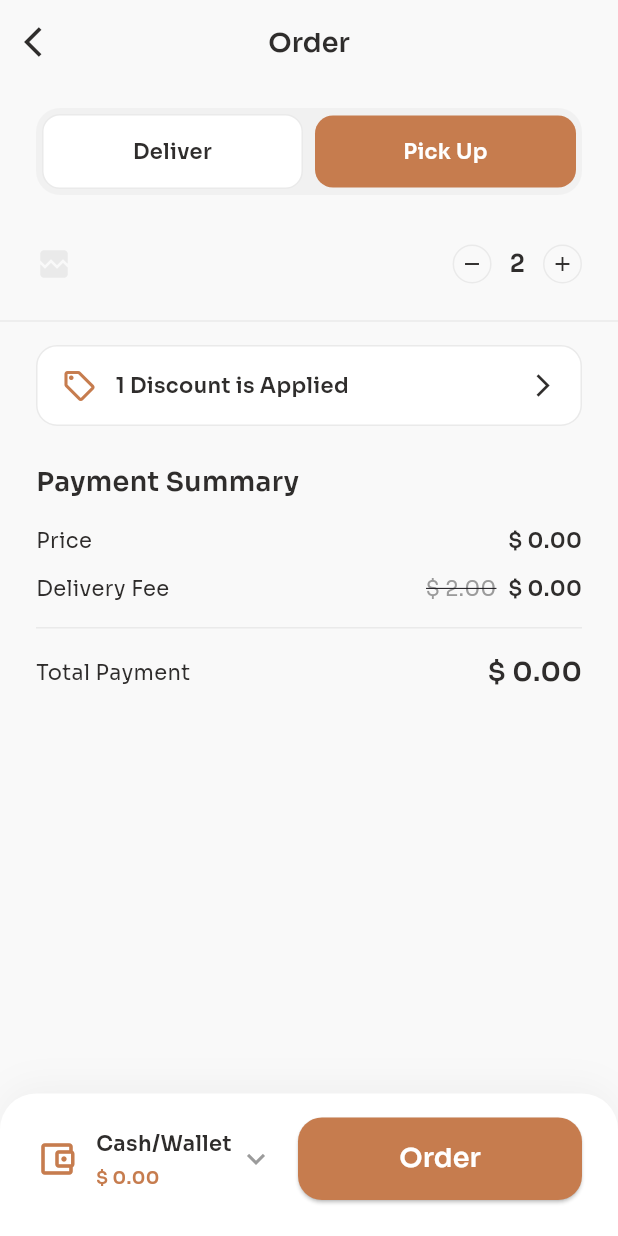
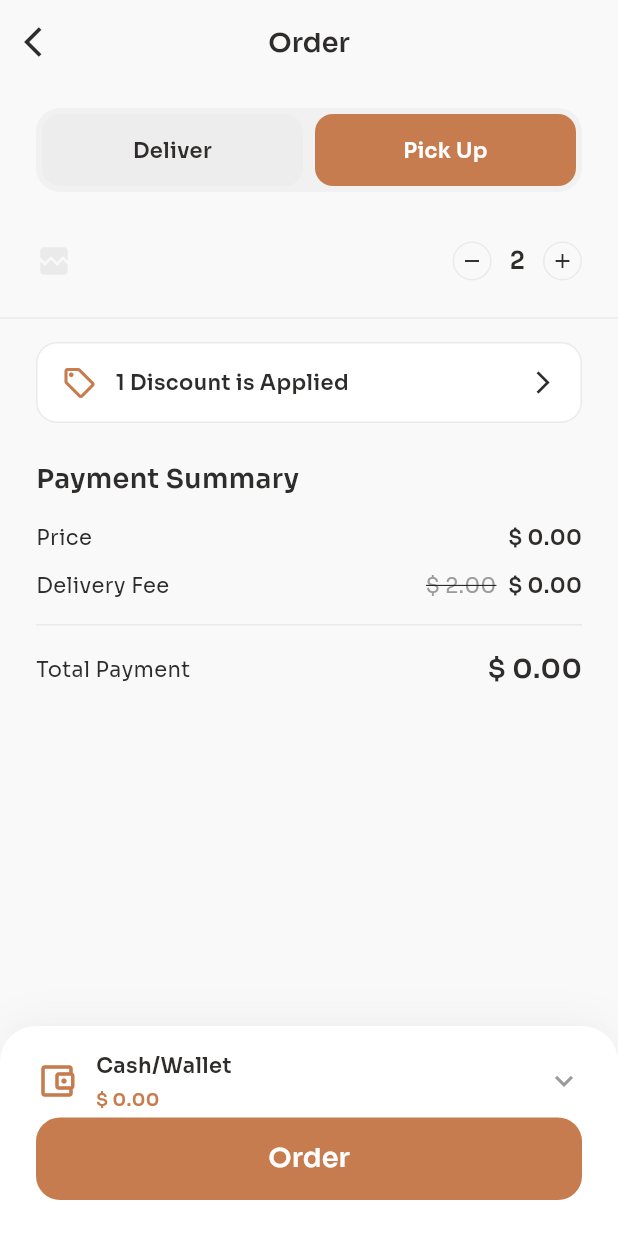
Before and after one commit to salahaldeenalmamary/flutter_test, a Flutter app: the OrderScreen screen opened directly with empty values, after a tap on "Pick Up", after a tap on the "add" icon, on a phone screen of 412 x 824 dp. Run offline on Flutter 3.47's test engine with Material 3 defaults, Android fonts, the phone set to English and light mode, and no system bars; our stand-ins replace flutter_hooks, google_fonts; network calls fail.

Commit message:
some fix on ui

```diff
--- a/lib/stc/models/order.dart
+++ b/lib/stc/models/order.dart
@@ -3,10 +3,10 @@ import 'package:webapp/stc/models/coffee_model.dart';
 enum DeliveryOption { deliver, pickUp }
 class Order {
   final Coffee item;
-  int quantity;
-  DeliveryOption deliveryOption;
-  double deliveryFee;
-  double discount;
+  final int quantity;
+  final DeliveryOption deliveryOption;
+  final double deliveryFee;
+  final double discount;
 
   Order({
     required this.item,
@@ -15,6 +15,22 @@ class Order {
     this.deliveryFee = 1.0,
     this.discount = 0.0,
   });
+
+  Order copyWith({
+    Coffee? item,
+    int? quantity,
+    DeliveryOption? deliveryOption,
+    double? deliveryFee,
+    double? discount,
+  }) {
+    return Order(
+      item: item ?? this.item,
+      quantity: quantity ?? this.quantity,
+      deliveryOption: deliveryOption ?? this.deliveryOption,
+      deliveryFee: deliveryFee ?? this.deliveryFee,
+      discount: discount ?? this.discount,
+    );
+  }
 
   double get subtotal => item.price * quantity;
 
--- a/lib/stc/pages/home/home_screen.dart
+++ b/lib/stc/pages/home/home_screen.dart
@@ -44,7 +44,21 @@ class HomeScreen extends HookWidget {
               rating: 4.7,
               imageUrl:
                   'https://cdn.pixabay.com/photo/2017/09/04/18/39/coffee-2714970_1280.jpg')
-        ]);
+
+       ,  Coffee(
+              name: 'Cappuccino',
+              type: 'Steamed Milk',
+              price: 5.10,
+              rating: 4.9,
+              imageUrl:
+                  'https://cdn.pixabay.com/photo/2017/09/04/18/39/coffee-2714970_1280.jpg'),
+          Coffee(
+              name: 'Latte',
+              type: 'Espresso',
+              price: 4.80,
+              rating: 4.7,
+              imageUrl:
+                  'https://cdn.pixabay.com/photo/2017/09/04/18/39/coffee-2714970_1280.jpg')]);
 
     return Scaffold(
       backgroundColor: ColorTheme.background,
@@ -60,7 +74,7 @@ class HomeScreen extends HookWidget {
           const SliverToBoxAdapter(child: PromoBanner()),
           SliverPersistentHeader(
             pinned: true,
-            floating: true,
+
             delegate: SliverCategoryHeaderDelegate(
               child: CategoryTabs(
                 categories: categories,
--- a/lib/stc/pages/onboarding_screen.dart
+++ b/lib/stc/pages/onboarding_screen.dart
@@ -46,7 +46,7 @@ class OnboardingScreen extends HookWidget {
         gradient: LinearGradient(
           colors: [
             Colors.transparent,
-            ColorTheme.darkBackground.withOpacity(0.3),
+            ColorTheme.grey.withOpacity(0.1),
             ColorTheme.darkBackground,
           ],
           begin: Alignment.topCenter,
--- a/lib/stc/pages/order/order_screen.dart
+++ b/lib/stc/pages/order/order_screen.dart
@@ -30,13 +30,8 @@ class OrderScreen extends HookWidget {
           DeliveryToggle(
             selectedOption: order.value.deliveryOption,
             onOptionSelected: (option) {
-              order.value = Order(
-                item: order.value.item,
-                quantity: order.value.quantity,
-                deliveryOption: option,
-                deliveryFee: order.value.deliveryFee,
-                discount: order.value.discount,
-              );
+             order.value = order.value.copyWith(deliveryOption: option);
+
             },
           ),
           Gap.h24,
@@ -49,13 +44,8 @@ class OrderScreen extends HookWidget {
             quantity: order.value.quantity,
             onQuantityChanged: (newQuantity) {
               if (newQuantity >= 1) {
-                order.value = Order(
-                  item: order.value.item,
-                  quantity: newQuantity,
-                  deliveryOption: order.value.deliveryOption,
-                  deliveryFee: order.value.deliveryFee,
-                  discount: order.value.discount,
-                );
+               order.value = order.value.copyWith(quantity: newQuantity);
+
               }
             },
           ),
--- a/lib/stc/pages/order/widget/bottom_order_bar.dart
+++ b/lib/stc/pages/order/widget/bottom_order_bar.dart
@@ -3,7 +3,6 @@ import 'package:webapp/stc/core/extensions/navigation_extension.dart';
 
 import '../../../router/route_manager.dart';
 import '../../../theme/app_styles.dart';
-
 
 class BottomOrderBar extends StatelessWidget {
   final double totalPrice;
@@ -26,7 +25,11 @@ class BottomOrderBar extends StatelessWidget {
           )
         ],
       ),
-      child: Row(
+      child: Column(
+        mainAxisSize: MainAxisSize.min,
+        crossAxisAlignment: CrossAxisAlignment.stretch,
+        children: [
+          Row(
             children: [
               const Icon(Icons.account_balance_wallet_outlined,
                   color: ColorTheme.primary, size: 28),
@@ -37,30 +40,36 @@ class BottomOrderBar extends StatelessWidget {
                   crossAxisAlignment: CrossAxisAlignment.start,
                   children: [
                     Text('Cash/Wallet',
-                    style:
-                        FontTheme.body.copyWith(fontWeight: FontWeight.w600)),
+                        style: FontTheme.body
+                            .copyWith(fontWeight: FontWeight.w600)),
                     Gap.h4,
                     Text('\$ ${totalPrice.toStringAsFixed(2)}',
                         style: FontTheme.subtitle.copyWith(
                             color: ColorTheme.primary,
                             fontWeight: FontWeight.w600)),
+
+                    // For payment method selection
                   ],
                 ),
               ),
-          const Icon(Icons.keyboard_arrow_down,
-              color: ColorTheme.textSecondary), // For payment method selection
-          Gap.w16,
-          Expanded(
-            flex: 2,
-            child: ElevatedButton(
+              const Align(
+                alignment: Alignment.topRight,
+                child: Icon(Icons.keyboard_arrow_down,
+                    color: ColorTheme.textSecondary),
+              ),
+            ],
+          ),
+          Gap.h4,
+          FilledButton(
             onPressed: () {
               context.pushNamed(
                 RouteManager.deliveryRoute,
               );
             },
-              style: ElevatedButton.styleFrom(
+            style: FilledButton.styleFrom(
               backgroundColor: ColorTheme.primary,
               padding: const EdgeInsets.symmetric(vertical: 16),
+
               shape: RoundedRectangleBorder(
                 borderRadius: BorderRadius.circular(16),
               ),
@@ -73,7 +82,6 @@ class BottomOrderBar extends StatelessWidget {
                   .copyWith(color: ColorTheme.textLight, fontSize: 18),
             ),
           ),
-          ),
         ],
       ),
     );
--- a/lib/stc/pages/order/widget/delivery_toggle.dart
+++ b/lib/stc/pages/order/widget/delivery_toggle.dart
@@ -23,9 +23,9 @@ class DeliveryToggle extends StatelessWidget {
         width: buttonWidth,
         padding: const EdgeInsets.symmetric(vertical: 14),
         decoration: BoxDecoration(
-            color: isSelected ? ColorTheme.primary : ColorTheme.cardBackground,
+            color: isSelected ? ColorTheme.primary : ColorTheme.grey.withOpacity(0.5),
             borderRadius: BorderRadius.circular(12),
-            border: isSelected ? null : Border.all(color: ColorTheme.grey)),
+           border: null),
         child: Text(
           text,
           textAlign: TextAlign.center,
```
Lines whose indentation alone changed are shown as unchanged.
